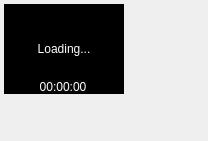
Qt form src/seekview.ui (rupeshs/ExMplayer) before a commit.
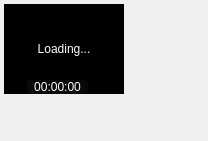
The same form after that commit. Icons and pictures are not drawn.

```diff
--- a/src/seekview.ui
+++ b/src/seekview.ui
@@ -59,10 +59,10 @@
   <widget class="QLabel" name="timedisp">
    <property name="geometry">
     <rect>
-     <x>40</x>
+     <x>27</x>
      <y>80</y>
-     <width>46</width>
-     <height>13</height>
+     <width>61</width>
+     <height>14</height>
     </rect>
    </property>
    <property name="styleSheet">
```
